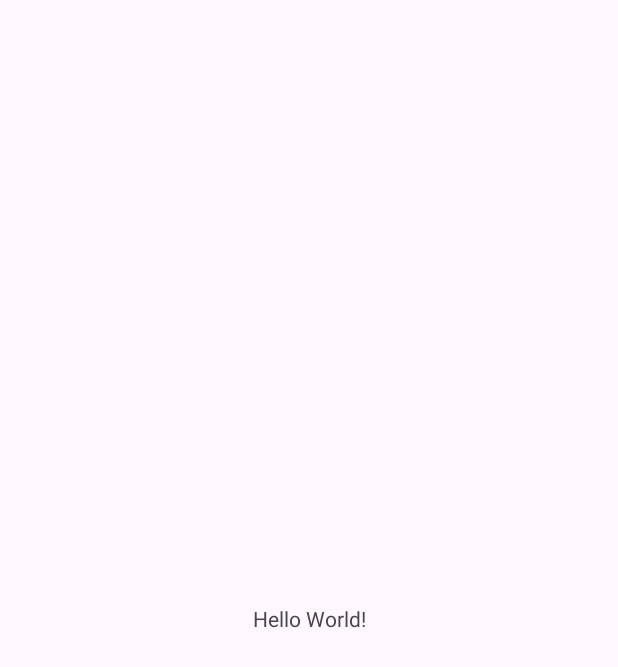
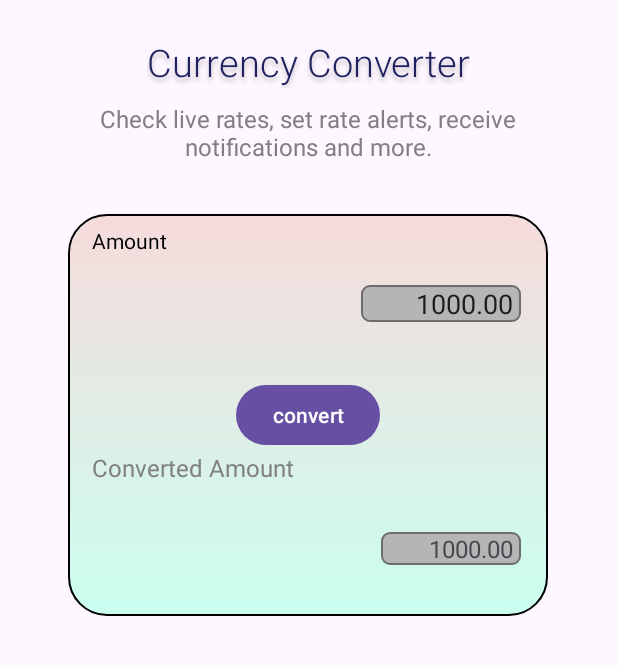
Before and after one commit to karamlyy/Currency-App, an Android app: the screen it shows after launch (MainActivity), on a phone screen of 412 x 824 dp. Before the commit the part shown is almost empty. Shown: the top 667 px of the screen. Run offline under Robolectric (Android 15) with nearby library versions, the phone set to English and light mode, and no system bars.

Commit message:
ui added

```diff
--- a/app/src/main/java/com/karamlyy/currencyapp/MainActivity.kt
+++ b/app/src/main/java/com/karamlyy/currencyapp/MainActivity.kt
@@ -2,10 +2,22 @@ package com.karamlyy.currencyapp
 
 import androidx.appcompat.app.AppCompatActivity
 import android.os.Bundle
+import android.widget.Button
+import android.widget.EditText
+import android.widget.TextView
 
 class MainActivity : AppCompatActivity() {
+
+
     override fun onCreate(savedInstanceState: Bundle?) {
         super.onCreate(savedInstanceState)
         setContentView(R.layout.activity_main)
+        val enteredAmount: EditText = findViewById(R.id.enteredAmount)
+        val convertButton: Button = findViewById(R.id.convertButton)
+        val convertedAmountView: TextView = findViewById(R.id.convertedAmountView)
+        convertButton.setOnClickListener {
+            val enteredValue: String = enteredAmount.text.toString()
+            convertedAmountView.text = enteredValue
+        }
     }
 }
--- /dev/null
+++ b/app/src/main/res/drawable/border.xml
@@ -0,0 +1,11 @@
+<?xml version="1.0" encoding="utf-8"?>
+<shape xmlns:android="http://schemas.android.com/apk/res/android"
+    android:shape="rectangle">
+    <corners android:radius="25dp" />
+
+    <stroke android:width="1dp"/>
+
+    <gradient android:angle="-90"
+        android:startColor="#F6DBDB"
+        android:endColor="@color/gray"/>
+</shape>
--- /dev/null
+++ b/app/src/main/res/drawable/input_border.xml
@@ -0,0 +1,12 @@
+<?xml version="1.0" encoding="utf-8"?>
+<shape xmlns:android="http://schemas.android.com/apk/res/android"
+    android:shape="rectangle">
+    <corners android:radius="5dp" />
+
+    <stroke android:width="1dp"
+        android:color="#6E6D6D"/>
+
+    <gradient android:angle="-90"
+        android:startColor="#B5B5B5"
+        android:endColor="#B5B5B5"/>
+</shape>
--- a/app/src/main/res/layout/activity_main.xml
+++ b/app/src/main/res/layout/activity_main.xml
@@ -6,13 +6,112 @@
     android:layout_height="match_parent"
     tools:context=".MainActivity">
 
+
     <TextView
+        android:id="@+id/currency_co"
         android:layout_width="wrap_content"
         android:layout_height="wrap_content"
-        android:text="Hello World!"
-        app:layout_constraintBottom_toBottomOf="parent"
+        android:layout_marginTop="24dp"
+        android:fontFamily="sans-serif-light"
+        android:gravity="center"
+        android:text="@string/currency_co"
+        android:textAppearance="@style/currency_co"
         app:layout_constraintEnd_toEndOf="parent"
+        app:layout_constraintHorizontal_bias="0.496"
         app:layout_constraintStart_toStartOf="parent"
         app:layout_constraintTop_toTopOf="parent" />
 
+    <TextView
+        android:id="@+id/check_live_"
+        android:layout_width="352dp"
+        android:layout_height="44dp"
+
+        android:layout_marginTop="8dp"
+        android:gravity="center"
+        android:text="@string/check_live_"
+        android:textAppearance="@style/check_live_"
+        app:layout_constraintEnd_toEndOf="parent"
+        app:layout_constraintHorizontal_bias="0.494"
+        app:layout_constraintStart_toStartOf="parent"
+        app:layout_constraintTop_toBottomOf="@+id/currency_co" />
+
+
+    <View
+        android:id="@+id/group_6"
+        android:layout_width="320dp"
+        android:layout_height="268dp"
+        android:layout_alignParentLeft="true"
+        android:layout_alignParentTop="true"
+        android:layout_marginTop="32dp"
+        android:background="@drawable/border"
+        app:layout_constraintEnd_toEndOf="parent"
+        app:layout_constraintHorizontal_bias="0.494"
+        app:layout_constraintStart_toStartOf="parent"
+        app:layout_constraintTop_toBottomOf="@+id/check_live_" />
+
+    <TextView
+        android:id="@+id/convertedAmountText"
+        android:layout_width="wrap_content"
+        android:layout_height="wrap_content"
+        android:layout_marginStart="16dp"
+        android:text="Converted Amount"
+
+        android:textAppearance="@style/check_live_"
+        app:layout_constraintStart_toStartOf="@+id/group_6"
+        app:layout_constraintTop_toBottomOf="@+id/convertButton" />
+
+    <TextView
+        android:id="@+id/amountText"
+        android:layout_width="wrap_content"
+        android:layout_height="wrap_content"
+        android:layout_marginStart="16dp"
+        android:layout_marginTop="8dp"
+        android:text="Amount"
+        android:textColor="@color/black"
+        app:layout_constraintStart_toStartOf="@+id/group_6"
+        app:layout_constraintTop_toTopOf="@+id/group_6" />
+
+    <EditText
+        android:id="@+id/enteredAmount"
+        android:layout_width="wrap_content"
+        android:layout_height="wrap_content"
+        android:layout_marginTop="47dp"
+        android:layout_marginEnd="18dp"
+        android:background="@drawable/input_border"
+        android:ems="5"
+        android:inputType="number"
+        android:paddingRight="5dp"
+        android:text="1000.00"
+        android:textAlignment="textEnd"
+        app:layout_constraintEnd_toEndOf="@+id/group_6"
+        app:layout_constraintTop_toTopOf="@+id/group_6" />
+
+    <Button
+        android:id="@+id/convertButton"
+        android:layout_width="wrap_content"
+        android:layout_height="wrap_content"
+        android:text="convert"
+        app:layout_constraintBottom_toBottomOf="@+id/group_6"
+        app:layout_constraintEnd_toEndOf="@+id/group_6"
+        app:layout_constraintStart_toStartOf="@+id/group_6"
+        app:layout_constraintTop_toTopOf="@+id/group_6" />
+
+    <TextView
+        android:id="@+id/convertedAmountView"
+        android:layout_width="wrap_content"
+        android:layout_height="wrap_content"
+        android:layout_marginTop="140dp"
+        android:layout_marginEnd="18dp"
+        android:background="@drawable/input_border"
+        android:ems="5"
+        android:inputType="number"
+        android:paddingRight="5dp"
+        android:text="1000.00"
+        android:textAlignment="textEnd"
+        android:textSize="16sp"
+        app:layout_constraintEnd_toEndOf="@+id/group_6"
+        app:layout_constraintHorizontal_bias="1.0"
+        app:layout_constraintStart_toEndOf="@+id/convertedAmountText"
+        app:layout_constraintTop_toBottomOf="@+id/enteredAmount" />
+    />
 </androidx.constraintlayout.widget.ConstraintLayout>
--- a/app/src/main/res/values/colors.xml
+++ b/app/src/main/res/values/colors.xml
@@ -2,4 +2,6 @@
 <resources>
     <color name="black">#FF000000</color>
     <color name="white">#FFFFFFFF</color>
+    <color name="gray">#CAFFF0</color>
+
 </resources>
--- a/app/src/main/res/values/strings.xml
+++ b/app/src/main/res/values/strings.xml
@@ -1,3 +1,6 @@
 <resources>
     <string name="app_name">Currency App</string>
+    <string name="currency_co">Currency Converter</string>
+
+    <string name="check_live_">Check live rates, set rate alerts, receive notifications and more.</string>
 </resources>
--- a/app/src/main/res/values/themes.xml
+++ b/app/src/main/res/values/themes.xml
@@ -5,5 +5,19 @@
         <!-- <item name="colorPrimary">@color/my_light_primary</item> -->
     </style>
 
+    <style name="currency_co">
+        <item name="android:textSize">25sp</item>
+        <item name="android:textColor">#1F2261</item>
+        <item name="android:shadowColor">#40000000</item>
+        <item name="android:shadowDx">0</item>
+        <item name="android:shadowDy">4</item>
+        <item name="android:shadowRadius">4</item>
+    </style>
+
+    <style name="check_live_">
+        <item name="android:textSize">16sp</item>
+        <item name="android:textColor">#808080</item>
+    </style>
+
     <style name="Theme.CurrencyApp" parent="Base.Theme.CurrencyApp" />
 </resources>
```
